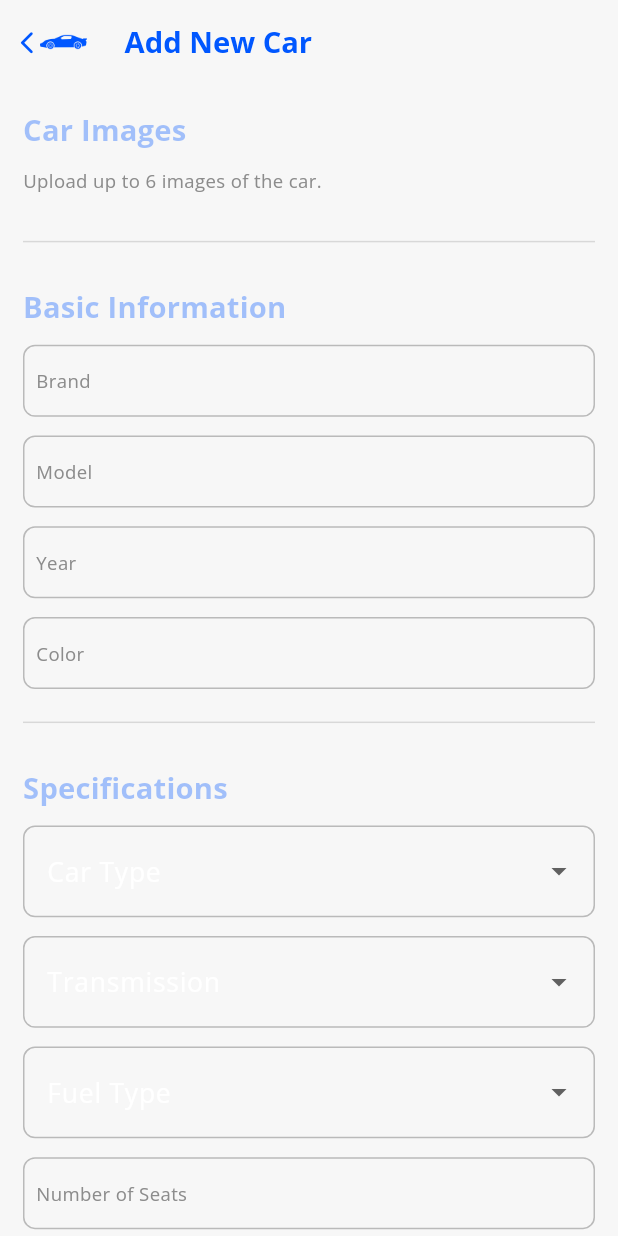
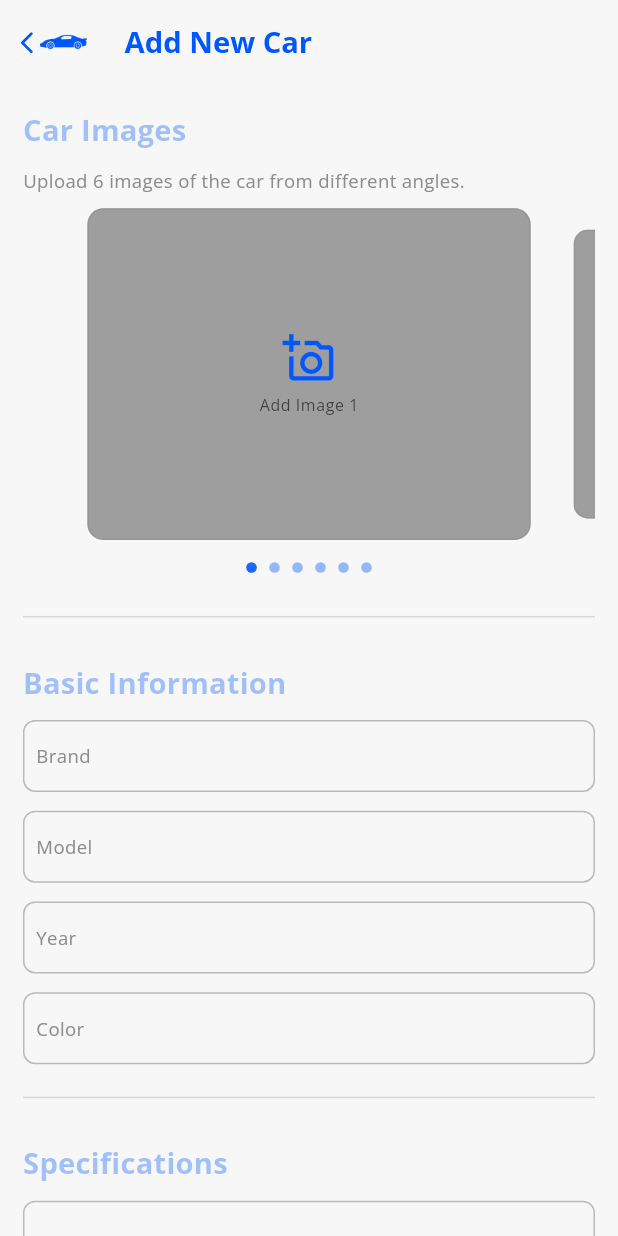
Before and after one commit to MostafaQurany/Taagira, a Flutter app: the screen it shows after launch, on a phone screen of 412 x 824 dp. Run offline on Flutter 3.47's test engine with Material 3 defaults, Android fonts, the phone set to English and light mode, and no system bars; drawn by our look-alikes of carousel_slider; our stand-ins replace bloc, firebase_auth, firebase_core, flutter_bloc, flutter_screenutil, freezed_annotation and 5 more; accounts and stored records are empty.

Commit message:
finshing the add_car_screen _car_imgaes logic and  ui

```diff
--- a/lib/core/routes/app_router.dart
+++ b/lib/core/routes/app_router.dart
@@ -2,6 +2,7 @@ import 'package:flutter_bloc/flutter_bloc.dart';
 import 'package:go_router/go_router.dart';
 import 'package:taggira/core/di/di.dart'; // Assuming you use get_it (`sl`)
 import 'package:taggira/core/routes/routes.dart';
+import 'package:taggira/features/add_car/cubit/add_car_cubit.dart';
 import 'package:taggira/features/add_car/ui/add_car_screen.dart';
 import 'package:taggira/features/auth/cubit/auth_cubit.dart';
 import 'package:taggira/features/auth/ui/register_screen.dart';
@@ -13,7 +14,14 @@ class AppRouter {
   static final router = GoRouter(
     routes: [
       // RegisterScreen (no AuthCubit)
-      GoRoute(path: '/', builder: (context, state) => AddCarScreen()),
+      GoRoute(
+        path: '/',
+        builder:
+            (context, state) => BlocProvider(
+              create: (context) => AddCarCubit(),
+              child: AddCarScreen(),
+            ),
+      ),
       //GoRoute(path: '/', builder: (context, state) => RegisterScreen()),
 
       // SignUpScreen (with AuthCubit)
--- /dev/null
+++ b/lib/features/add_car/cubit/add_car_cubit.dart
@@ -0,0 +1,20 @@
+import 'package:carousel_slider/carousel_slider.dart';
+import 'package:flutter_bloc/flutter_bloc.dart';
+import 'package:freezed_annotation/freezed_annotation.dart';
+import 'package:image_picker/image_picker.dart';
+
+part 'add_car_state.dart';
+part 'add_car_cubit.freezed.dart';
+
+class AddCarCubit extends Cubit<AddCarState> {
+  AddCarCubit() : super(AddCarState.initial());
+
+  //* add the images to the car
+  final List<XFile?> selectedImages = List.filled(6, null);
+  final ImagePicker picker = ImagePicker();
+  final CarouselSliderController carouselController =
+      CarouselSliderController();
+  int currentCarouselIndex = 0;
+
+
+}
--- /dev/null
+++ b/lib/features/add_car/cubit/add_car_state.dart
@@ -0,0 +1,6 @@
+part of 'add_car_cubit.dart';
+
+@freezed
+class AddCarState with _$AddCarState {
+  const factory AddCarState.initial() = _Initial;
+}
--- a/lib/features/add_car/ui/add_car_screen.dart
+++ b/lib/features/add_car/ui/add_car_screen.dart
@@ -1,4 +1,5 @@
 // lib/features/add_car/ui/add_car_screen.dart
+import 'package:carousel_slider/carousel_slider.dart';
 import 'package:flutter/material.dart';
 import 'package:flutter/services.dart'; // Required for TextInputFormatters
 import 'package:flutter_screenutil/flutter_screenutil.dart';
@@ -11,6 +12,7 @@ import 'package:taggira/core/widgets/custom_text_field.dart';
 import 'package:taggira/features/add_car/models/car_model.dart';
 import 'package:taggira/features/add_car/ui/widgets/add_car_radio_grops.dart';
 import 'package:taggira/features/add_car/ui/widgets/add_car_screen_basic_information.dart';
+import 'package:taggira/features/add_car/ui/widgets/add_car_screen_car_images.dart';
 import 'package:taggira/features/add_car/ui/widgets/add_car_screen_features_and_discreption.dart';
 import 'package:taggira/features/add_car/ui/widgets/add_car_screen_rental_details.dart';
 import 'package:taggira/features/add_car/ui/widgets/add_car_screen_scetion_divider.dart';
@@ -27,7 +29,6 @@ class AddCarScreen extends StatefulWidget {
 class _AddCarScreenState extends State<AddCarScreen> {
   final _formKey = GlobalKey<FormState>();
 
-  final List<String> _selectedImagesPlaceholder = [];
 
   @override
   Widget build(BuildContext context) {
@@ -72,15 +73,8 @@ class _AddCarScreenState extends State<AddCarScreen> {
               crossAxisAlignment: CrossAxisAlignment.start,
               children: [
                 // Section 1: Images
-                AddCarScreenSectionHeader(title: 'Car Images'),
-                Text(
-                  'Upload up to 6 images of the car.', // More descriptive text
-                  style: Theme.of(
-                    context,
-                  ).textTheme.bodyMedium?.copyWith(color: AppColors.gray),
-                ),
-                hSpace(12.h),
-                _buildImagePickerSection(),
+                AddCarScreenCarImages(),
+
                 AddCarScreenScetionDivider(),
 
                 // Section 2: Basic Information
@@ -117,31 +111,4 @@ class _AddCarScreenState extends State<AddCarScreen> {
       ),
     );
   }
-
-  // Image Picker Section (Same as before)
-  Widget _buildImagePickerSection() {
-    // ... (Keep the existing implementation for _buildImagePickerSection)
-    return Wrap(
-      spacing: 8.w,
-      runSpacing: 8.h,
-      children: [
-        ..._selectedImagesPlaceholder.asMap().entries.map((entry) {
-          int index = entry.key;
-          return Stack(/* ... existing Stack code ... */);
-        }),
-        if (_selectedImagesPlaceholder.length < 6)
-          GestureDetector(
-            onTap: () {
-              print('Add image tapped');
-              setState(() {
-                _selectedImagesPlaceholder.add(
-                  'new_image_${_selectedImagesPlaceholder.length + 1}',
-                );
-              });
-            },
-            child: Container(/* ... existing Container code ... */),
-          ),
-      ],
-    );
-  }
 }
--- /dev/null
+++ b/lib/features/add_car/ui/widgets/add_car_screen_car_images.dart
@@ -0,0 +1,225 @@
+import 'dart:io'; // Import dart:io for File
+
+import 'package:carousel_slider/carousel_slider.dart';
+import 'package:flutter/material.dart';
+import 'package:flutter_bloc/flutter_bloc.dart';
+import 'package:flutter_screenutil/flutter_screenutil.dart';
+import 'package:image_picker/image_picker.dart'; // Import image_picker
+import 'package:taggira/core/theme/app_colors.dart';
+import 'package:taggira/core/utils/helper/extension.dart';
+import 'package:taggira/features/add_car/cubit/add_car_cubit.dart';
+import 'package:taggira/features/add_car/ui/widgets/add_car_screen_section_header.dart';
+
+class AddCarScreenCarImages extends StatefulWidget {
+  const AddCarScreenCarImages({super.key});
+
+  @override
+  State<AddCarScreenCarImages> createState() => _AddCarScreenCarImagesState();
+}
+
+class _AddCarScreenCarImagesState extends State<AddCarScreenCarImages> {
+  // --- Function to pick image ---
+  Future<void> pickImage(ImageSource source, int index) async {
+    try {
+      final XFile? pickedFile = await context
+          .read<AddCarCubit>()
+          .picker
+          .pickImage(
+            source: source,
+            imageQuality: 80, // Optional: Adjust image quality
+            maxWidth: 1080, // Optional: Limit image width
+          );
+
+      if (pickedFile != null) {
+        setState(() {
+          context.read<AddCarCubit>().selectedImages[index] = pickedFile;
+          // Optionally move carousel to the newly added image's page
+          context.read<AddCarCubit>().carouselController.animateToPage(
+            index == 5 ? index : index + 1,
+          );
+        });
+      }
+    } catch (e) {
+      //TODO: error handler here
+    }
+  }
+
+  @override
+  Widget build(BuildContext context) {
+    return Column(
+      crossAxisAlignment: CrossAxisAlignment.start, // Align text left
+      children: [
+        const AddCarScreenSectionHeader(title: 'Car Images'),
+        Text(
+          'Upload 6 images of the car from different angles.', // Updated text
+          style: Theme.of(
+            context,
+          ).textTheme.bodyMedium?.copyWith(color: AppColors.gray),
+        ),
+        hSpace(12.h),
+        CarouselSlider.builder(
+          carouselController:
+              context
+                  .read<AddCarCubit>()
+                  .carouselController, // Assign controller
+          options: CarouselOptions(
+            height: 250.h, // Adjust height as needed
+            aspectRatio: 16 / 9,
+            viewportFraction: 0.8, // Show parts of next/prev items
+            initialPage: 0,
+            enableInfiniteScroll:
+                false, // Don't loop infinitely for fixed slots
+            reverse: false,
+            autoPlay: false, // No autoplay needed here
+            enlargeCenterPage: true,
+            enlargeFactor: 0.3,
+            scrollDirection: Axis.horizontal,
+            onPageChanged: (index, reason) {
+              setState(() {
+                context.read<AddCarCubit>().currentCarouselIndex =
+                    index; // Update current index
+              });
+            },
+          ),
+          itemCount: 6, // Always 6 slots
+          itemBuilder: (context, index, realIndex) {
+            final imageFile = context.read<AddCarCubit>().selectedImages[index];
+
+            return Container(
+              margin: EdgeInsets.symmetric(horizontal: 5.w),
+              decoration: BoxDecoration(
+                color: AppColors.lightGray, // Placeholder background
+                borderRadius: BorderRadius.circular(12.r),
+                border: Border.all(
+                  color: AppColors.gray.withOpacity(0.5),
+                  width: 1,
+                ),
+              ),
+              child: InkWell(
+                onTap: () {
+                  // If an image exists, maybe allow viewing/deleting?
+                  // For now, only allow adding if empty.
+                  if (imageFile == null) {
+                    pickImage(ImageSource.camera, index);
+                  } else {
+                    _showDeleteConfirmationDialog(context, index);
+                  }
+                },
+                borderRadius: BorderRadius.circular(
+                  12.r,
+                ), // Match container radius
+                child:
+                    imageFile != null
+                        ? ClipRRect(
+                          // Clip the image to rounded corners
+                          borderRadius: BorderRadius.circular(12.r),
+                          child: Image.file(
+                            File(imageFile.path), // Convert XFile path to File
+                            fit: BoxFit.cover, // Cover the container
+                            width: double.infinity,
+                            height: double.infinity,
+                            errorBuilder:
+                                (context, error, stackTrace) => const Center(
+                                  child: Icon(
+                                    Icons.error_outline,
+                                    color: AppColors.lighterRed,
+                                  ),
+                                ),
+                          ),
+                        )
+                        : Center(
+                          // Placeholder content
+                          child: Column(
+                            mainAxisAlignment: MainAxisAlignment.center,
+                            children: [
+                              Icon(
+                                Icons.add_a_photo_outlined,
+                                size: 40.sp,
+                                color: AppColors.primary,
+                              ),
+                              hSpace(8.h),
+                              Text(
+                                'Add Image ${index + 1}',
+                                style: Theme.of(context).textTheme.bodySmall
+                                    ?.copyWith(color: AppColors.darkGray),
+                              ),
+                            ],
+                          ),
+                        ),
+              ),
+            );
+          },
+        ),
+        hSpace(10.h),
+        // --- Carousel Indicator Dots ---
+        Row(
+          mainAxisAlignment: MainAxisAlignment.center,
+          children: List.generate(6, (index) {
+            return GestureDetector(
+              onTap:
+                  () => context
+                      .read<AddCarCubit>()
+                      .carouselController
+                      .animateToPage(index),
+              child: Container(
+                width: 8.w,
+                height: 8.h,
+                margin: EdgeInsets.symmetric(
+                  vertical: 8.0.h,
+                  horizontal: 4.0.w,
+                ),
+                decoration: BoxDecoration(
+                  shape: BoxShape.circle,
+                  color: (Theme.of(context).brightness == Brightness.dark
+                          ? AppColors.lightGray
+                          : AppColors.primary)
+                      .withOpacity(
+                        context.read<AddCarCubit>().currentCarouselIndex ==
+                                index
+                            ? 0.9
+                            : 0.4,
+                      ),
+                ),
+              ),
+            );
+          }),
+        ),
+      ],
+    );
+  }
+
+  // --- Helper to show Delete confirmation ---
+  void _showDeleteConfirmationDialog(BuildContext context, int index) {
+    showDialog(
+      context: context,
+      builder: (BuildContext ctx) {
+        return AlertDialog(
+          title: const Text('Delete Image?'),
+          content: const Text('Are you sure you want to remove this image?'),
+          backgroundColor: AppColors.darkerWhite,
+          actions: <Widget>[
+            TextButton(
+              child: const Text('Cancel'),
+              onPressed: () {
+                Navigator.of(ctx).pop(); // Close the dialog
+              },
+            ),
+            TextButton(
+              style: TextButton.styleFrom(
+                foregroundColor: AppColors.lighterRed,
+              ),
+              child: const Text('Delete'),
+              onPressed: () {
+                setState(() {
+                  context.read<AddCarCubit>().selectedImages[index] =
+                      null; // Remove the image
+                });
+                Navigator.of(ctx).pop(); // Close the dialog
+              },
+            ),
+          ],
+        );
+      },
+    );
+  }
+}
```
Also changed, not shown: pubspec.yaml (+5 -2 lines), lib/features/add_car/cubit/add_car_cubit.freezed.dart (added), pubspec.lock, 7 other files.
